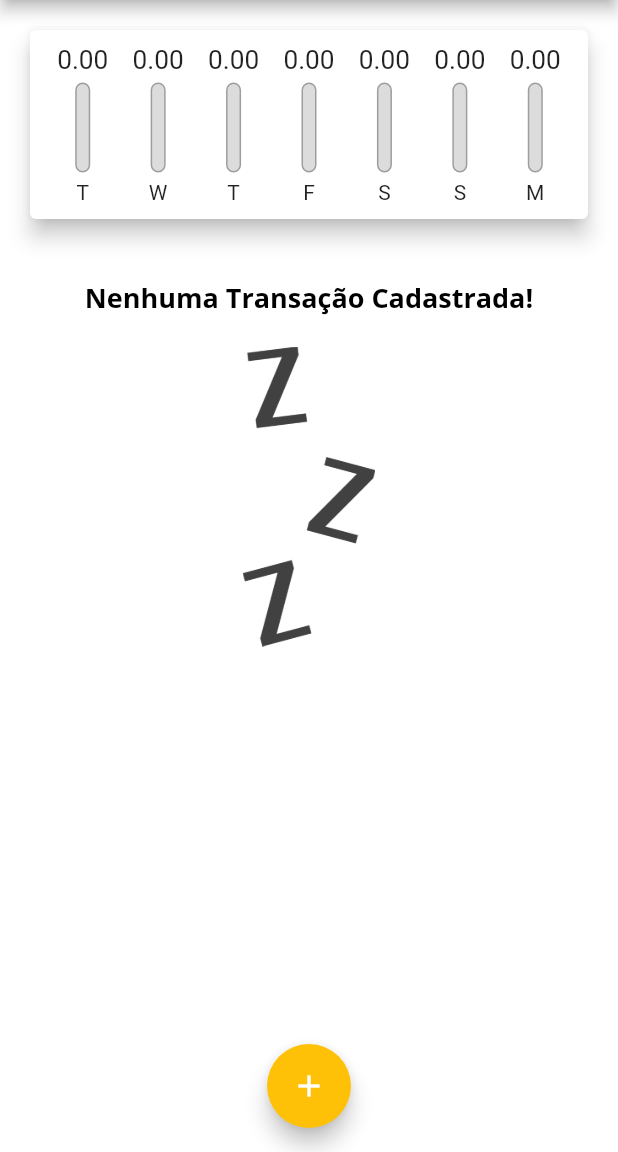
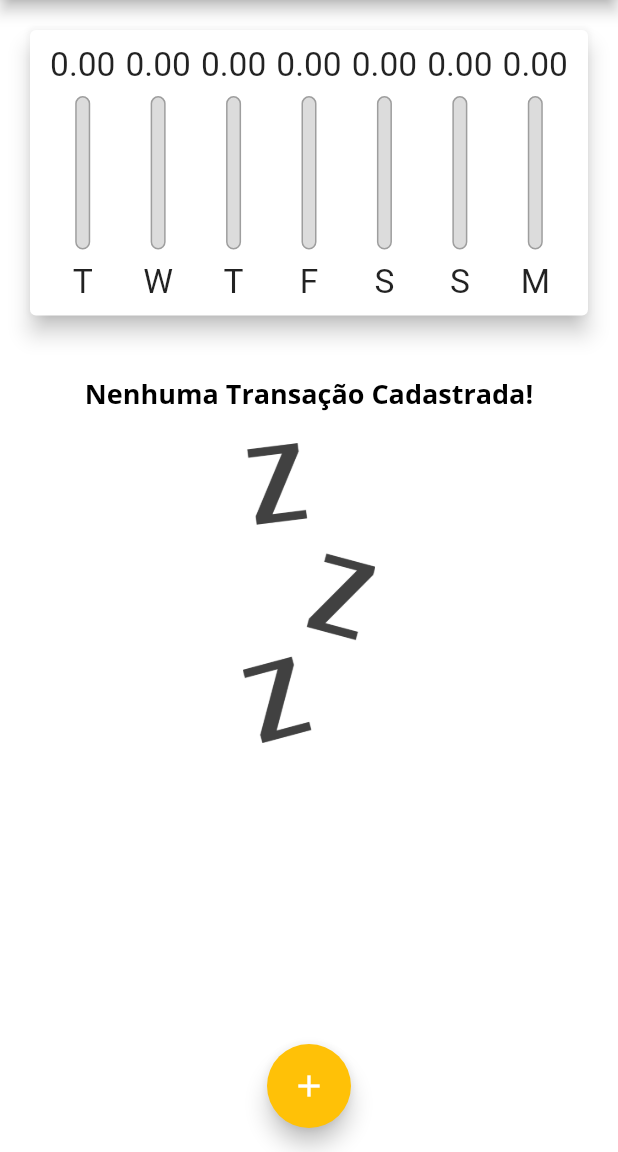
Before and after one commit to joevansanttos/expenses, a Flutter app: the screen it shows after launch, on a phone screen of 412 x 824 dp, the part 84-1236 px from its top. Run offline on Flutter 3.47's test engine with Material 2 defaults, Android fonts, the phone set to English and light mode, and no system bars.

Commit message:
start responsivity

```diff
--- a/lib/components/chart_bar.dart
+++ b/lib/components/chart_bar.dart
@@ -13,19 +13,21 @@ class ChartBar extends StatelessWidget {
 
   @override
   Widget build(BuildContext context) {
+    return LayoutBuilder(
+      builder: (ctx, constraints) {
         return Column(
           children: <Widget>[
             Container(
-          height: 20,
+              height: constraints.maxHeight * 0.15,
               child: FittedBox(
                 child: Text('${value.toStringAsFixed(2)}'),
               ),
             ),
-        const SizedBox(
-          height: 5,
+            SizedBox(
+              height: constraints.maxHeight * 0.05,
             ),
             Container(
-          height: 60,
+              height: constraints.maxHeight * 0.6,
               width: 10,
               child: Stack(
                 alignment: Alignment.bottomCenter,
@@ -52,11 +54,16 @@ class ChartBar extends StatelessWidget {
                 ],
               ),
             ),
-        const SizedBox(
-          height: 5,
+            SizedBox(
+              height: constraints.maxHeight * 0.05,
             ),
-        Text(label),
+            Container(
+              height: constraints.maxHeight * 0.15,
+              child: FittedBox(child: Text(label)),
+            ),
           ],
+        );
+      },
     );
   }
 }
--- a/lib/components/transaction_list.dart
+++ b/lib/components/transaction_list.dart
@@ -11,9 +11,7 @@ class TransactionList extends StatelessWidget {
 
   @override
   Widget build(BuildContext context) {
-    return Container(
-      height: 430,
-      child: transactions.isEmpty
+    return transactions.isEmpty
         ? Column(
             children: <Widget>[
               const SizedBox(
@@ -71,7 +69,6 @@ class TransactionList extends StatelessWidget {
                 ),
               );
             },
-            ),
           );
   }
 }
--- a/lib/main.dart
+++ b/lib/main.dart
@@ -92,22 +92,39 @@ class _MyHomePageState extends State<MyHomePage> {
 
   @override
   Widget build(BuildContext context) {
+    final appBar = AppBar(
+      title: Text(
+        'Despesas Pessoais',
+        style: TextStyle(
+          fontSize: 20 * MediaQuery.of(context).textScaleFactor,
+        ),
+      ),
+      actions: <Widget>[
+        IconButton(
+          icon: const Icon(Icons.add),
+          onPressed: () => _openTransactionFormModal(context),
+        ),
+      ],
+    );
+
+    final availableHeight = MediaQuery.of(context).size.height -
+        appBar.preferredSize.height -
+        MediaQuery.of(context).padding.top;
+
     return Scaffold(
-      appBar: AppBar(
-        title: const Text('Despesas Pessoais'),
-        actions: <Widget>[
-          IconButton(
-            icon: const Icon(Icons.add),
-            onPressed: () => _openTransactionFormModal(context),
-          ),
-        ],
-      ),
+      appBar: appBar,
       body: SingleChildScrollView(
         child: Column(
           crossAxisAlignment: CrossAxisAlignment.stretch,
           children: <Widget>[
-            Chart(_recentTransactions),
-            TransactionList(_transactions, _removeTransaction),
+            Container(
+              height: availableHeight * 0.30,
+              child: Chart(_recentTransactions),
+            ),
+            Container(
+              height: availableHeight * 0.70,
+              child: TransactionList(_transactions, _removeTransaction),
+            ),
           ],
         ),
       ),
```
Lines whose indentation alone changed are shown as unchanged.
